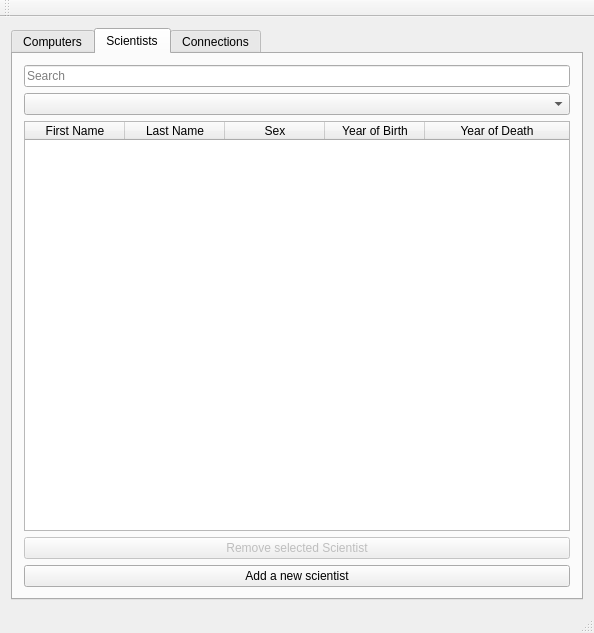
The window that vika3/week3/mainwindow.ui (axelboga/hopur32) describes before a commit, drawn with Qt 5.
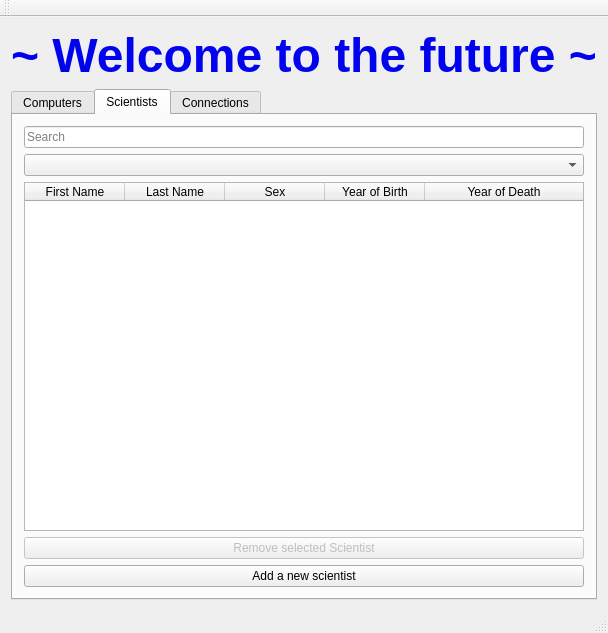
The same window after the commit. Icons and pictures are not drawn.

Diff of the .ui file:
```diff
--- a/vika3/week3/mainwindow.ui
+++ b/vika3/week3/mainwindow.ui
@@ -15,6 +15,17 @@
   </property>
   <widget class="QWidget" name="centralWidget">
    <layout class="QVBoxLayout" name="verticalLayout_2">
+    <item>
+     <layout class="QHBoxLayout" name="horizontalLayout_5">
+      <item>
+       <widget class="QLabel" name="label">
+        <property name="text">
+         <string>&lt;html&gt;&lt;head/&gt;&lt;body&gt;&lt;p align=&quot;center&quot;&gt;&lt;span style=&quot; font-size:36pt; font-weight:600; color:#0103ef;&quot;&gt;~ Welcome to the future ~&lt;/span&gt;&lt;/p&gt;&lt;/body&gt;&lt;/html&gt;</string>
+        </property>
+       </widget>
+      </item>
+     </layout>
+    </item>
     <item>
      <widget class="QTabWidget" name="tabs">
       <property name="tabShape">
```
Left out of the diff: 2 changed lines with no effect on the pictures.
